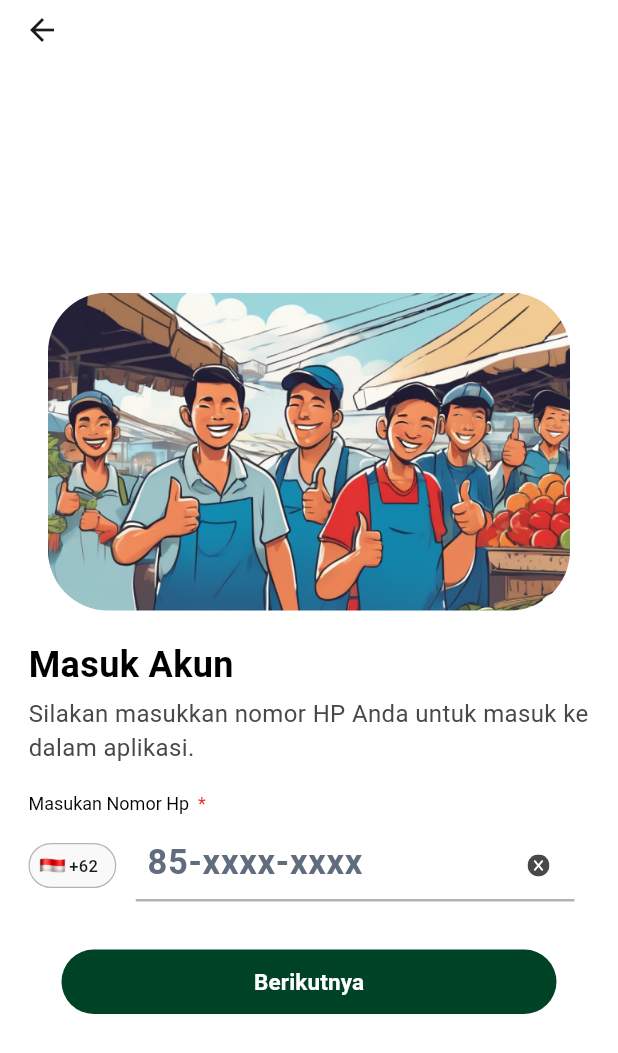
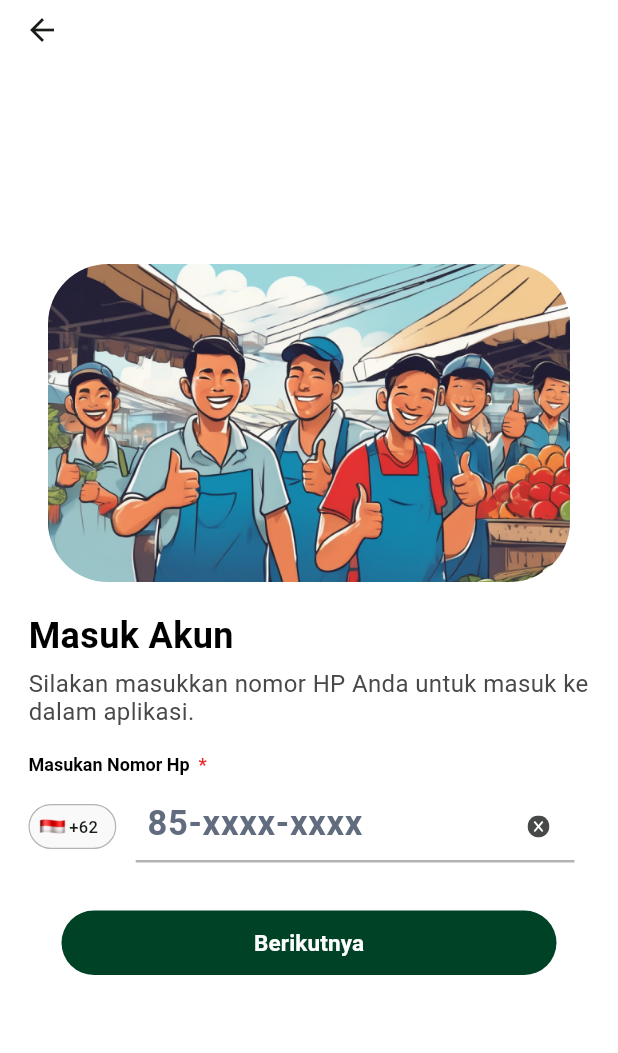
Before and after one commit to haqiachd/PasarAja_Mobile, a Flutter app: the screen it shows after launch, after a tap on "Ayo Masuk", on a phone screen of 412 x 824 dp. Shown: the top 1053 px of the screen. Run offline on Flutter 3.47's test engine with Material 3 defaults, Android fonts, the light colour scheme and no system bars; our stand-ins replace flutter_svg; Roboto replaces fonts that are missing (SF-Pro-Display).

Commit message:
update ui login phone

```diff
--- a/lib/config/routes/route_names.dart
+++ b/lib/config/routes/route_names.dart
@@ -1,4 +1,4 @@
 class RouteName {
   static const String defRoute = '/';
-  static const String loginGoogle = '/logingoogle';
+  static const String loginPhone = '/loginphone';
 }
--- a/lib/config/routes/routes.dart
+++ b/lib/config/routes/routes.dart
@@ -1,6 +1,6 @@
 import 'package:flutter/material.dart';
 import 'package:pasaraja_mobile/config/routes/route_names.dart';
-import 'package:pasaraja_mobile/feature/auth/presentation/pages/signin_google_page.dart';
+import 'package:pasaraja_mobile/feature/auth/presentation/pages/signin_phone_page.dart';
 import 'package:pasaraja_mobile/feature/auth/presentation/pages/welcome_page.dart';
 
 class AppRoutes {
@@ -8,8 +8,8 @@ class AppRoutes {
     switch (settings.name) {
       case RouteName.defRoute:
         return _materialRoute(const WelcomePage());
-      case RouteName.loginGoogle:
-        return _materialRoute(const LoginGooglePage());
+      case RouteName.loginPhone:
+        return _materialRoute(const SignInPhonePage());
       default:
         return _materialRoute(const WelcomePage());
     }
--- a/lib/config/themes/typography.dart
+++ b/lib/config/themes/typography.dart
@@ -10,16 +10,17 @@ class PasarAjaTypography {
 
   static TextStyle sfpdAuthDescription = sfpdRegular.copyWith(
     color: PasarAjaColor.gray1,
+    height: 1.2,
     fontSize: 16,
-  );
-
-  static TextStyle sfpdAuthInputTitle = sfpdRegular.copyWith(
-    color: Colors.black,
-    fontSize: 12,
   );
 
   static TextStyle sfpdMedium = sfProDisplay.copyWith(
     fontWeight: FontWeight.w500,
+  );
+
+  static TextStyle sfpdAuthInputTitle = sfpdSemibold.copyWith(
+    color: Colors.black,
+    fontSize: 12,
   );
 
   static TextStyle sfpdAuthHelper = sfProDisplay.copyWith(
--- a/lib/feature/auth/presentation/pages/signin_google_page.dart
+++ b/lib/feature/auth/presentation/pages/signin_phone_page.dart
@@ -7,18 +7,19 @@ import 'package:pasaraja_mobile/core/constant/constants.dart';
 import 'package:pasaraja_mobile/feature/auth/presentation/widgets/auth_init.dart';
 import 'package:pasaraja_mobile/feature/auth/presentation/widgets/countries.dart';
 import 'package:pasaraja_mobile/feature/auth/presentation/widgets/filled_button.dart';
-import 'package:pasaraja_mobile/feature/auth/presentation/widgets/input.dart';
+import 'package:pasaraja_mobile/feature/auth/presentation/widgets/textfield.dart';
 import 'package:pasaraja_mobile/feature/auth/presentation/widgets/input_title.dart';
 
-class LoginGooglePage extends StatefulWidget {
-  const LoginGooglePage({super.key});
+class SignInPhonePage extends StatefulWidget {
+  const SignInPhonePage({super.key});
 
   @override
-  State<LoginGooglePage> createState() => _LoginGooglePageState();
+  State<SignInPhonePage> createState() => _SignInPhonePageState();
 }
 
-class _LoginGooglePageState extends State<LoginGooglePage> {
+class _SignInPhonePageState extends State<SignInPhonePage> {
   TextEditingController noHpController = TextEditingController();
+  String error = '';
   @override
   Widget build(BuildContext context) {
     return Scaffold(
@@ -29,7 +30,7 @@ class _LoginGooglePageState extends State<LoginGooglePage> {
       ),
       body: SingleChildScrollView(
         child: Padding(
-          padding: const EdgeInsets.fromLTRB(19, 19, 19, 0),
+          padding: const EdgeInsets.fromLTRB(19, 0, 19, 0),
           child: Column(
             crossAxisAlignment: CrossAxisAlignment.start,
             children: [
@@ -61,26 +62,37 @@ class _LoginGooglePageState extends State<LoginGooglePage> {
                       Flexible(
                         fit: FlexFit.tight,
                         flex: 5,
-                        child: AuthInput(
+                        child: AuthTextField(
                           controller: noHpController,
+                          onChanged: (text) {
+                            if (text.length <= 8) {
+                              error = 'No HP tidak valid bang';
+                            } else {
+                              error = '';
+                            }
+                            setState(() {});
+                          },
+                          keyboardType: TextInputType.number,
+                          textInputAction: TextInputAction.done,
+                          autofillHints: const [AutofillHints.telephoneNumber],
+                          obscureText: false,
                           hintText: '85-xxxx-xxxx',
-                          maxLength: 10,
+                          maxLength: 15,
                           suffixAction: () {
                             noHpController.text = '';
                           },
+                          errorText: error,
                           suffixIcon: SvgPicture.asset(
                             PasarAjaIcon.icClearText,
                           ),
                         ),
                       ),
-                      SizedBox(width: 10),
+                      const SizedBox(width: 10),
                     ],
                   )
                 ],
               ),
-              const SizedBox(height: 7),
-              // const AuthHelperText(title: 'Nomor HP tidak valid'),
-              const SizedBox(height: 25),
+              const SizedBox(height: 32),
               const Center(
                 child: AuthFilledButton(
                     onPressed: _nextOnPressed, title: 'Berikutnya'),
--- a/lib/feature/auth/presentation/pages/welcome_page.dart
+++ b/lib/feature/auth/presentation/pages/welcome_page.dart
@@ -106,7 +106,7 @@ class _WelcomePageState extends State<WelcomePage> {
 _masukOnPressed(BuildContext context) {
   return () {
     print('button pressed');
-    Navigator.pushNamed(context, RouteName.loginGoogle);
+    Navigator.pushNamed(context, RouteName.loginPhone);
   };
 }
 
--- a/lib/feature/auth/presentation/widgets/auth_init.dart
+++ b/lib/feature/auth/presentation/widgets/auth_init.dart
@@ -25,7 +25,7 @@ class AuthInit extends StatelessWidget {
           crossAxisAlignment: CrossAxisAlignment.start,
           children: [
             AuthTitle(title: title),
-            const SizedBox(height: 4),
+            const SizedBox(height: 5),
             AuthDescription(description: description),
           ],
         )
--- /dev/null
+++ b/lib/feature/auth/presentation/widgets/auth_input_text.dart
@@ -0,0 +1,25 @@
+import 'package:flutter/material.dart';
+import 'package:pasaraja_mobile/feature/auth/presentation/widgets/input_title.dart';
+import 'package:pasaraja_mobile/feature/auth/presentation/widgets/textfield.dart';
+
+class AuthInputText extends StatelessWidget {
+  final String? title;
+  final AuthTextField textField;
+  const AuthInputText({
+    super.key,
+    required this.title,
+    required this.textField,
+  });
+
+  @override
+  Widget build(BuildContext context) {
+    return Column(
+      crossAxisAlignment: CrossAxisAlignment.start,
+      children: [
+        AuthInputTitle(title: title),
+        const SizedBox(height: 10),
+        textField,
+      ],
+    );
+  }
+}
--- a/lib/feature/auth/presentation/widgets/input.dart
+++ b/lib/feature/auth/presentation/widgets/textfield.dart
@@ -4,8 +4,9 @@ import 'package:pasaraja_mobile/config/themes/colors.dart';
 import 'package:pasaraja_mobile/config/themes/icons.dart';
 import 'package:pasaraja_mobile/config/themes/typography.dart';
 
-class AuthInput extends StatelessWidget {
+class AuthTextField extends StatelessWidget {
   final TextEditingController? controller;
+  final Function(String)? onChanged;
   final TextInputType? keyboardType;
   final TextInputAction? textInputAction;
   final Iterable<String>? autofillHints;
@@ -15,9 +16,10 @@ class AuthInput extends StatelessWidget {
   final String? errorText;
   final Widget? suffixIcon;
   final VoidCallback? suffixAction;
-  const AuthInput({
+  const AuthTextField({
     super.key,
     this.controller,
+    this.onChanged,
     this.keyboardType,
     this.textInputAction,
     this.autofillHints,
@@ -33,6 +35,7 @@ class AuthInput extends StatelessWidget {
   Widget build(BuildContext context) {
     return TextField(
       controller: controller,
+      onChanged: onChanged,
       maxLines: 1,
       style: PasarAjaTypography.sfpdBoldAuthInput.copyWith(
         color: PasarAjaColor.black,
@@ -41,7 +44,7 @@ class AuthInput extends StatelessWidget {
       keyboardType: keyboardType,
       textInputAction: textInputAction,
       autofillHints: autofillHints,
-      obscureText: true,
+      obscureText: obscureText ?? false,
       cursorColor: PasarAjaColor.green1,
       cursorWidth: 2.5,
       decoration: InputDecoration(
@@ -57,7 +60,7 @@ class AuthInput extends StatelessWidget {
         enabledBorder: _enabledBorder(),
         focusedBorder: _focusedBorder(),
         errorBorder: _errorBorder(),
-        errorText: errorText,
+        errorText: errorText != '' ? errorText : null,
         errorStyle: PasarAjaTypography.sfpdAuthHelper,
         suffixIcon: IconButton(
           onPressed: suffixAction,
--- a/lib/main.dart
+++ b/lib/main.dart
@@ -24,11 +24,13 @@ class MyApp extends StatelessWidget {
     return MaterialApp(
       title: 'PasarAja',
       theme: ThemeData(
-        colorScheme: ColorScheme.fromSeed(
-          seedColor: PasarAjaColor.green2,
-        ),
-        useMaterial3: true,
-      ),
+          useMaterial3: true,
+          colorScheme: ColorScheme.fromSeed(
+            seedColor: PasarAjaColor.green2,
+          ),
+          appBarTheme: const AppBarTheme(
+            surfaceTintColor: Colors.white,
+          )),
       debugShowCheckedModeBanner: false,
       onGenerateRoute: AppRoutes.onGenerateRoute,
       home: const WelcomePage(),
```
